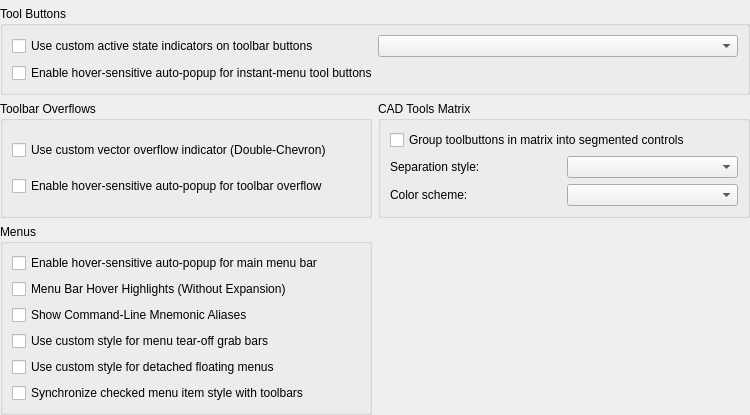
Qt form librecad/src/ui/dialogs/settings/options_widget/pages/lc_settings_page_skin_toolbars_menus.ui (sand1024/LibreCAD) before a commit.
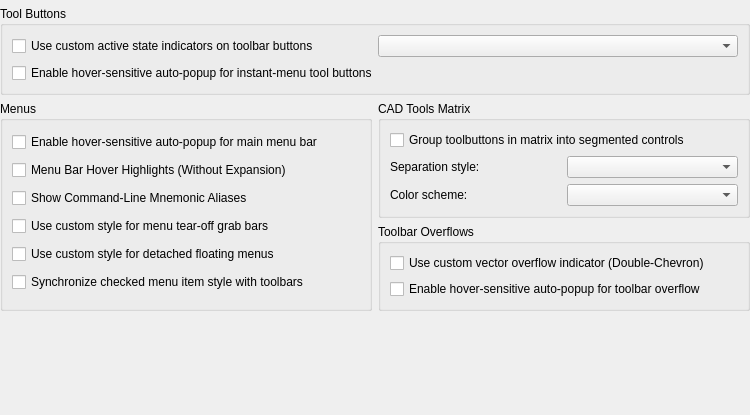
The same form after that commit. Custom widgets are drawn as their Qt base class.

Commit message: generic setting and drawfting settings dialogs cleanup

What changed in the file:
```diff
--- a/librecad/src/ui/dialogs/settings/options_widget/pages/lc_settings_page_skin_toolbars_menus.ui
+++ b/librecad/src/ui/dialogs/settings/options_widget/pages/lc_settings_page_skin_toolbars_menus.ui
@@ -76,41 +76,6 @@
      </layout>
     </widget>
    </item>
-   <item row="3" column="0">
-    <widget class="QGroupBox" name="gbOverflow">
-     <property name="title">
-      <string>Toolbar Overflows</string>
-     </property>
-     <layout class="QVBoxLayout" name="verticalLayout_overflow">
-      <item>
-       <widget class="QCheckBox" name="chkCustomToolbarOverflow">
-        <property name="toolTip">
-         <string>Toolbar Overflow Indicator
-
-If selected, clean vector double-chevrons for toolbar overflow 
-extension buttons is rendered. </string>
-        </property>
-        <property name="text">
-         <string>Use custom vector overflow indicator (Double-Chevron)</string>
-        </property>
-       </widget>
-      </item>
-      <item>
-       <widget class="QCheckBox" name="chkAutoPopupToolbarOverflow">
-        <property name="toolTip">
-         <string>Toolbar Overflow Popup Auto Expand
-
-If selected, automatically open toolbar overflow popup menu
-when hovering over extension indicator.</string>
-        </property>
-        <property name="text">
-         <string>Enable hover-sensitive auto-popup for toolbar overflow</string>
-        </property>
-       </widget>
-      </item>
-     </layout>
-    </widget>
-   </item>
    <item row="4" column="0" rowspan="2">
     <widget class="QGroupBox" name="gbMenus">
      <property name="title">
@@ -214,7 +179,7 @@
      </property>
     </spacer>
    </item>
-   <item row="3" column="1">
+   <item row="4" column="1">
     <widget class="QGroupBox" name="gbSegmented">
      <property name="title">
       <string>CAD Tools Matrix</string>
@@ -279,6 +244,41 @@
      </layout>
     </widget>
    </item>
+   <item row="5" column="1">
+    <widget class="QGroupBox" name="gbOverflow">
+     <property name="title">
+      <string>Toolbar Overflows</string>
+     </property>
+     <layout class="QVBoxLayout" name="verticalLayout_overflow">
+      <item>
+       <widget class="QCheckBox" name="chkCustomToolbarOverflow">
+        <property name="toolTip">
+         <string>Toolbar Overflow Indicator
+
+If selected, clean vector double-chevrons for toolbar overflow 
+extension buttons is rendered. </string>
+        </property>
+        <property name="text">
+         <string>Use custom vector overflow indicator (Double-Chevron)</string>
+        </property>
+       </widget>
+      </item>
+      <item>
+       <widget class="QCheckBox" name="chkAutoPopupToolbarOverflow">
+        <property name="toolTip">
+         <string>Toolbar Overflow Popup Auto Expand
+
+If selected, automatically open toolbar overflow popup menu
+when hovering over extension indicator.</string>
+        </property>
+        <property name="text">
+         <string>Enable hover-sensitive auto-popup for toolbar overflow</string>
+        </property>
+       </widget>
+      </item>
+     </layout>
+    </widget>
+   </item>
   </layout>
  </widget>
  <customwidgets>
```
The commit also changes 40 other files.
